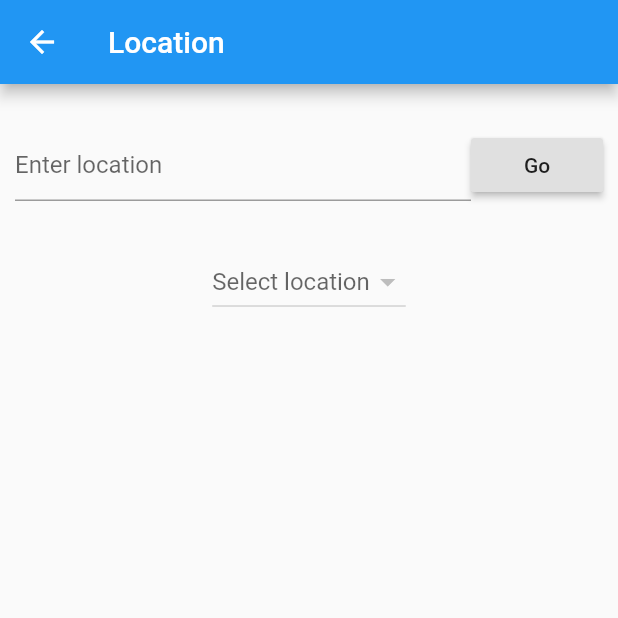
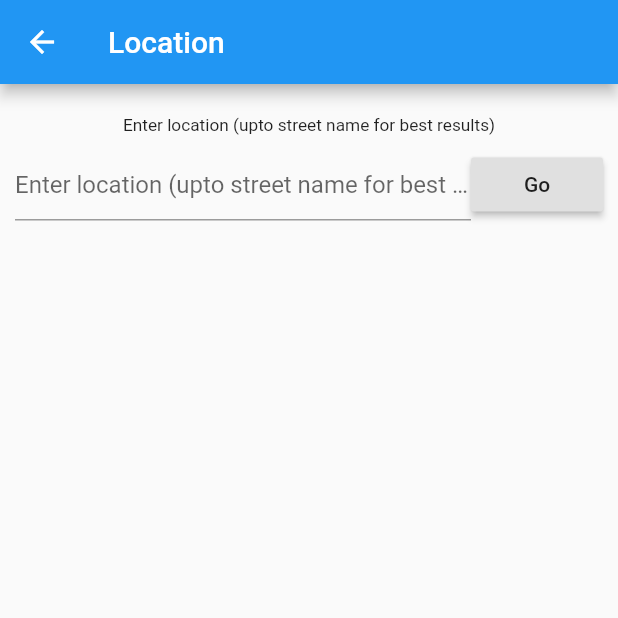
Before and after one commit to levimatheri/myusica, a Flutter app: the LocationQuery screen opened directly, on a phone screen of 412 x 824 dp, the top half of it. Run offline on Flutter 3.47's test engine with Material 2 defaults, Android fonts, the phone set to English and light mode, and no system bars; missing offline and left inert: autocomplete_textfield, google_maps_webservice.

Commit message:
fixed persistence issue with tabs select location dropdown now only appears if there's results

```diff
--- a/lib/subs/location_query.dart
+++ b/lib/subs/location_query.dart
@@ -5,11 +5,14 @@ class LocationQuery extends StatefulWidget {
   _LocationQueryState createState() => _LocationQueryState();
 }
 
-class _LocationQueryState extends State<LocationQuery> {
+class _LocationQueryState extends State<LocationQuery> with
+AutomaticKeepAliveClientMixin<LocationQuery> {
   List<DropdownMenuItem<String>> results = [];
   String selected;
   String previous = "";
+  String currentText = "";
   var isLoading = false;
+  var isGoClicked = false;
   final locationTextController = TextEditingController();
 
   @override
@@ -28,9 +31,6 @@ class _LocationQueryState extends State<LocationQuery> {
 //      //debugPrint(json.decode(response.body)['candidates'][0]['formatted_address'].toString());
 //      list = (json.decode(response.body)['candidates'] as List)
 //              .map((data) => new Candidates.from(data)).toList();
-//      setState(() {
-//        isLoading = false
-//      });
 //    } else throw Exception('Failed to load addresses');
 //  }
 
@@ -42,6 +42,7 @@ class _LocationQueryState extends State<LocationQuery> {
 
     setState(() {
       isLoading = true;
+      isGoClicked = true;
     });
     previous = searchQuery;
     final places = new GoogleMapsPlaces(apiKey: 'AIzaSyCvu_XwzNjF33uBV5kS9XHJdpUMnqooFrA');
@@ -71,15 +72,24 @@ class _LocationQueryState extends State<LocationQuery> {
       body: Column(
         children: <Widget>[
           new Container(
+            padding: const EdgeInsets.only(top: 20.0, bottom: 10.0),
+            child: new Text(
+              "Enter location (upto street name for best results)",
+              style: new TextStyle(
+                  fontSize: 11.5
+              ),
+            ),
+          ),
+          new Container(
             child: Padding(
-                padding: const EdgeInsets.only(top:30.0, bottom: 30.0, left: 10.0, right: 10.0),
+                padding: const EdgeInsets.only(bottom: 30.0, left: 10.0, right: 10.0),
                 child: Row(
                   children: <Widget>[
                     new Container(
                       child: new Flexible (
                         child: TextField(
                           decoration: InputDecoration(
-                            hintText: "Enter location",
+                            hintText: "Enter location (upto street name for best results)",
                           ),
                           controller: locationTextController,
                         ),
@@ -97,20 +107,34 @@ class _LocationQueryState extends State<LocationQuery> {
             ),
           ),
           new Container(
-            child: isLoading ? new CircularProgressIndicator() :
+            child: generateOptions(),
+          ),
+        ],
+      ),
+    );
+  }
+
+  @override
+  // TODO: implement wantKeepAlive
+  bool get wantKeepAlive => true;
+
+  dynamic generateOptions() {
+    if (isGoClicked) {
+      return isLoading ? new CircularProgressIndicator() :
         new DropdownButton(
             value: selected,
             items: results,
             hint: new Text("Select location"),
             onChanged: (value) {
               selected = value;
+              currentText = selected;
+              setState(() {
+                isGoClicked = false;
+              });
               // return user selection to home page
               Navigator.pop(context, selected);
             }
-              ),
-          ),
-        ],
-      ),
         );
     }
   }
+}
```
Also changed, not shown: lib/home.dart (+18 -8 lines), lib/subs/specialization_query.dart (+6 -7 lines). Lines whose indentation alone changed are shown as unchanged.
